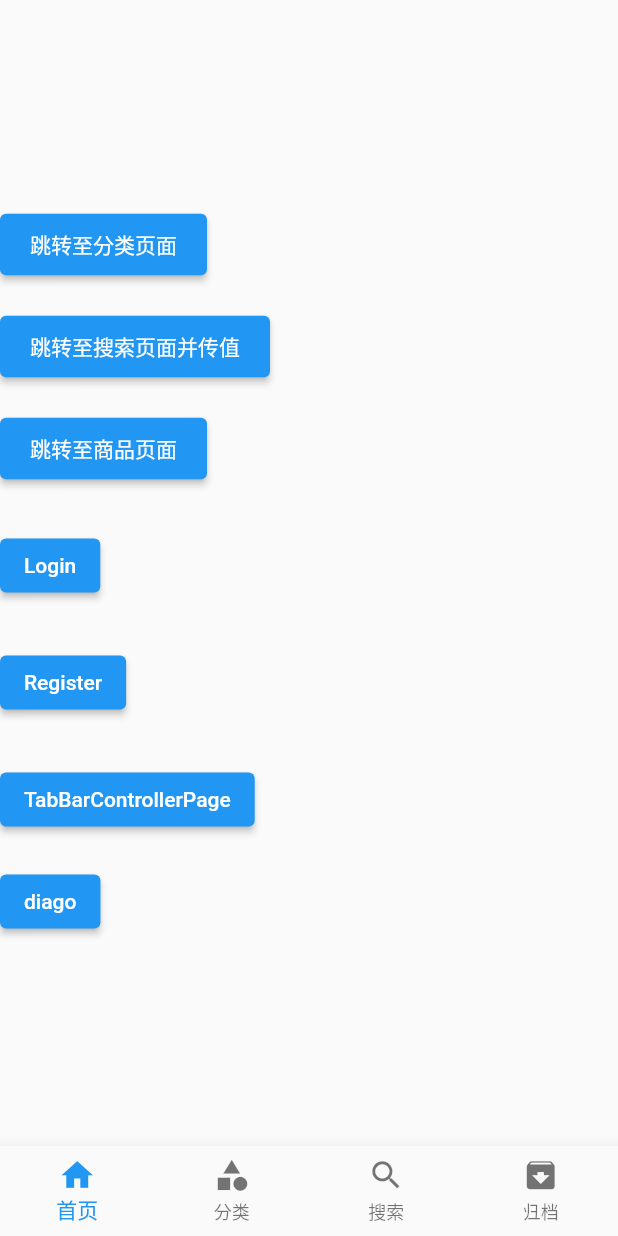
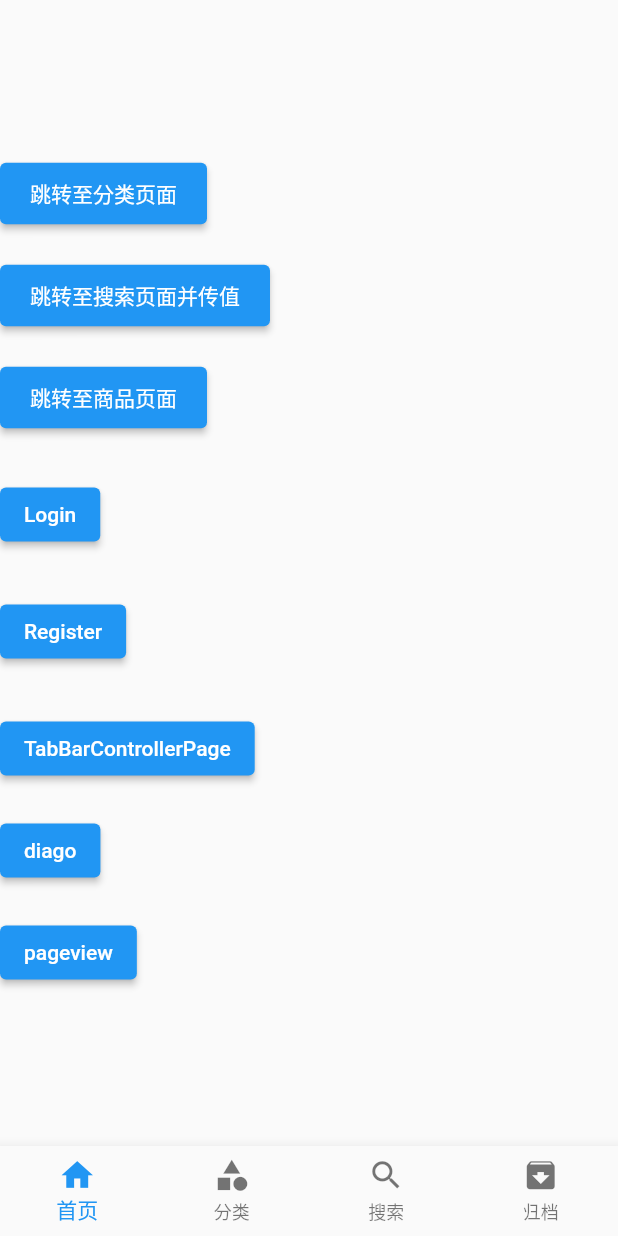
Before and after one commit to tianchoy/flutter_app, a Flutter app: the screen it shows after launch, on a phone screen of 412 x 824 dp. Run offline on Flutter 3.47's test engine with Material 2 defaults, Android fonts, the phone set to English and light mode, and no system bars; our stand-ins replace fluttertoast.

Commit message:
pageview

```diff
--- a/demo/lib/pages/tabs/home.dart
+++ b/demo/lib/pages/tabs/home.dart
@@ -72,7 +72,13 @@ class _HomePageState extends State<HomePage> {
         ),
         ElevatedButton(
             onPressed: () => {Navigator.pushNamed(context, '/diago')},
-            child: const Text('diago'))
+            child: const Text('diago')),
+        const SizedBox(
+          height: 20,
+        ),
+        ElevatedButton(
+            onPressed: () => {Navigator.pushNamed(context, '/pageview')},
+            child: const Text('pageview')),
       ],
     );
   }
--- a/demo/lib/pages/widget/myDiago.dart
+++ b/demo/lib/pages/widget/myDiago.dart
@@ -8,7 +8,7 @@ class MyDiago extends Dialog {
   @override
   Widget build(BuildContext context) {
     return Material(
-        type: MaterialType.transparency,
+        type: MaterialType.transparency, //背景透明
         child: Center(
           child: Container(
             width: 200,
--- a/demo/lib/router/Routes.dart
+++ b/demo/lib/router/Routes.dart
@@ -11,6 +11,7 @@ import 'package:demo/pages/user/register1.dart';
 import 'package:demo/pages/user/register2.dart';
 import 'package:demo/pages/appBar.dart';
 import 'package:demo/pages/TabBarController.dart';
+import 'package:demo/pages/pageView.dart';
 
 final routes = {
   '/': (context) => const Tabs(),
@@ -24,7 +25,8 @@ final routes = {
   '/register2': (context) => const Register2Page(),
   '/appBar': (context) => const AppBarPage(),
   '/tabBarController': (context) => const TabBarControllerPage(),
-  '/diago': (context) => const DiagoPage()
+  '/diago': (context) => const DiagoPage(),
+  '/pageview': (context) => const PageViewPage(),
 };
 
 var onGenerateRoute = (RouteSettings settings) {
```
Also changed, not shown: demo/lib/pages/pageView.dart (added, +30 -0 lines).
